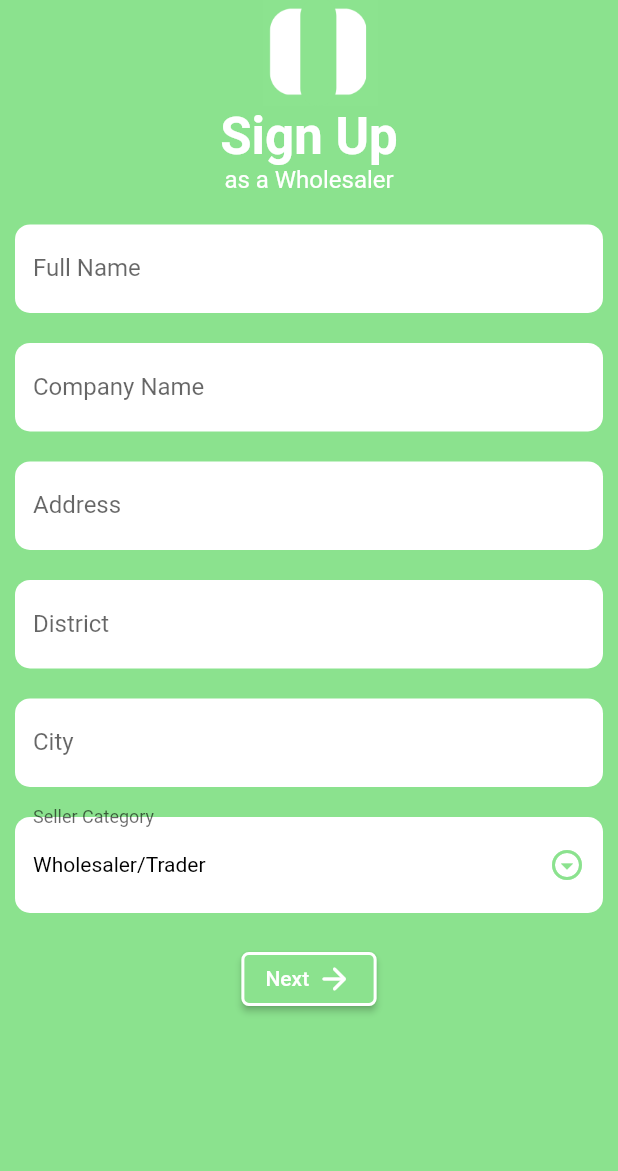
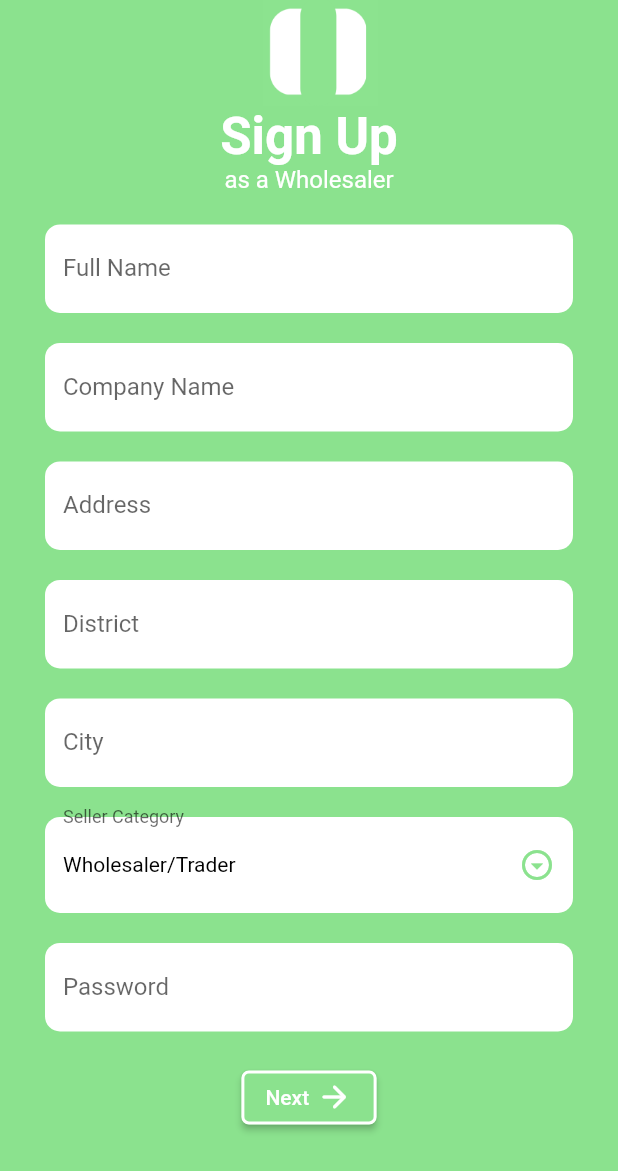
Before and after one commit to SyedFrazAli/shuadan_trader, a Flutter app: the wSignup screen opened directly, on a phone screen of 412 x 824 dp. Shown: the top 1171 px of the screen. Run offline on Flutter 3.47's test engine with Material 2 defaults, Android fonts, the phone set to English and light mode, and no system bars; our stand-ins replace intl_phone_field, pinput.

Commit message:
2nd commit

```diff
--- a/lib/screens/loginScreen.dart
+++ b/lib/screens/loginScreen.dart
@@ -46,7 +46,7 @@ class _loginScreenState extends State<loginScreen> {
                   filled: true,
                   fillColor: Colors.white,
                   border: OutlineInputBorder(
-                    borderRadius: BorderRadius.circular(20),
+                    borderRadius: BorderRadius.circular(10),
                     borderSide: BorderSide.none,
                   )),
               initialCountryCode: "PK",
--- a/lib/screens/otpScreen.dart
+++ b/lib/screens/otpScreen.dart
@@ -1,4 +1,4 @@
-// ignore_for_file: file_names, camel_case_types, prefer_const_constructors
+// ignore_for_file: file_names, camel_case_types, prefer_const_constructors, sized_box_for_whitespace
 
 import 'package:pinput/pinput.dart';
 import 'package:flutter/material.dart';
--- a/lib/screens/phoneScreen.dart
+++ b/lib/screens/phoneScreen.dart
@@ -3,7 +3,6 @@
 import 'package:flutter/material.dart';
 import 'package:intl_phone_field/intl_phone_field.dart';
 import 'package:shuadan_trader/screens/otpScreen.dart';
-import 'package:shuadan_trader/screens/screen3.dart';
 
 class phoneScreen extends StatefulWidget {
   const phoneScreen({super.key});
@@ -54,7 +53,7 @@ class _phoneScreenState extends State<phoneScreen> {
                   filled: true,
                   fillColor: Colors.white,
                   border: OutlineInputBorder(
-                    borderRadius: BorderRadius.circular(20),
+                    borderRadius: BorderRadius.circular(10),
                     borderSide: BorderSide.none,
                   )),
               initialCountryCode: "PK",
--- a/lib/screens/selectCategory.dart
+++ b/lib/screens/selectCategory.dart
@@ -1,4 +1,4 @@
-// ignore_for_file: prefer_const_constructors
+// ignore_for_file: prefer_const_constructors, camel_case_types
 
 import 'package:flutter/material.dart';
 import 'package:shuadan_trader/screens/phoneScreen.dart';
--- a/lib/screens/wSignup.dart
+++ /dev/null
@@ -1,179 +0,0 @@
-// ignore_for_file: prefer_const_constructors, camel_case_types, file_names, non_constant_identifier_names, prefer_const_literals_to_create_immutables
-import 'package:flutter/material.dart';
-import 'package:shuadan_trader/screens/selectCategory.dart';
-const List<String> list = <String>['Wholesaler/Trader', 'Distributor', 'Importer', 'Manufacturer'];
-class wSignup extends StatefulWidget {
-  const wSignup({super.key});
-
-  @override
-  State<wSignup> createState() => _wSignupState();
-}
-
-class _wSignupState extends State<wSignup> {
-  String dropdownValue = list.first;
-  @override
-  Widget build(BuildContext context) {
-    return Scaffold(
-      backgroundColor: const Color(0xFF8be28e),
-      body: SafeArea(
-        child: SingleChildScrollView(
-          child: Padding(
-            padding: const EdgeInsets.only(left: 10, right: 10),
-            child: Column(
-              children: [
-                Center(
-                    child: Container(
-                  padding: const EdgeInsets.only(
-                    left: 160,
-                    right: 150,
-                  ),
-                  margin: const EdgeInsetsDirectional.only(start: 5),
-                  child: const Image(
-                    image: AssetImage('assets/icons/5.png'),
-                  ),
-                )),
-                const Text(
-                  'Sign Up',
-                  style: TextStyle(
-                      fontSize: 34,
-                      fontWeight: FontWeight.bold,
-                      color: Color.fromARGB(255, 255, 255, 255)),
-                ),
-                const Text(
-                  'as a Wholesaler',
-                  style: TextStyle(
-                      fontSize: 16, color: Color.fromARGB(255, 255, 255, 255)),
-                ),
-                SizedBox(
-                  height: 20,
-                ),
-                TextField(
-                  decoration: InputDecoration(
-                      labelText: "Full Name",
-                      filled: true,
-                      fillColor: Colors.white,
-                      border: OutlineInputBorder(
-                        borderRadius: BorderRadius.circular(10),
-                        borderSide: BorderSide.none,
-                      )),
-                ),
-                SizedBox(
-                  height: 20,
-                ),
-                TextField(
-                  decoration: InputDecoration(
-                      labelText: "Company Name",
-                      filled: true,
-                      fillColor: Colors.white,
-                      border: OutlineInputBorder(
-                        borderRadius: BorderRadius.circular(10),
-                        borderSide: BorderSide.none,
-                      )),
-                ),
-                SizedBox(
-                  height: 20,
-                ),
-                TextField(
-                  decoration: InputDecoration(
-                      labelText: "Address",
-                      filled: true,
-                      fillColor: Colors.white,
-                      border: OutlineInputBorder(
-                        borderRadius: BorderRadius.circular(10),
-                        borderSide: BorderSide.none,
-                      )),
-                ),
-                SizedBox(
-                  height: 20,
-                ),
-                TextField(
-
-                  decoration: InputDecoration(
-                      labelText: "District",
-                      filled: true,
-                      fillColor: Colors.white,
-                      border: OutlineInputBorder(
-                        borderRadius: BorderRadius.circular(10),
-                        borderSide: BorderSide.none,
-                      )),
-                ),
-                SizedBox(
-                  height: 20,
-                ),
-                TextField(
-                  decoration: InputDecoration(
-                      labelText: "City",
-                      filled: true,
-                      fillColor: Colors.white,
-                      border: OutlineInputBorder(
-                        borderRadius: BorderRadius.circular(10),
-                        borderSide: BorderSide.none,
-                      )),
-                ),
-                SizedBox(
-                  height: 20,
-                ),
-                DropdownButtonFormField<String>(
-  value: dropdownValue,
-  icon: const Icon(Icons.arrow_drop_down_circle_outlined, color: Color(0xFF8be28e),),
-  elevation: 16,
-  style: const TextStyle(color: Colors.black),
-  decoration: InputDecoration(
-    labelText: "Seller Category",
-    filled: true,
-    fillColor: Colors.white,
-    border: OutlineInputBorder(
-      borderRadius: BorderRadius.circular(10),
-      borderSide: BorderSide.none,
-    ),
-  ),
-  onChanged: (String? value) {
-    // This is called when the user selects an item.
-    setState(() {
-      dropdownValue = value!;
-    });
-  },
-  items: list.map<DropdownMenuItem<String>>((String value) {
-    return DropdownMenuItem<String>(
-      value: value,
-      child: Text(value),
-    );
-  }).toList(),
-),
-   SizedBox(
-                  height: 20,
-                ),
-                ElevatedButton(
-                  onPressed: () {
-                     Navigator.push(
-    context,
-    MaterialPageRoute(builder: (context) => const selectCategory()),);
-                  },
-                  style: ButtonStyle(
-                    side: MaterialStateProperty.all(BorderSide(width: 2,color: Colors.white),),
-                      backgroundColor:
-                          MaterialStateProperty.all(Color(0xFF8be28e)),
-                      shape: MaterialStateProperty.all(RoundedRectangleBorder(
-                          borderRadius: BorderRadius.circular(5)))),
-                  child: Row(
-                    mainAxisSize: MainAxisSize.min,
-                    children: [
-                      Text('Next'),
-                      SizedBox(
-                        width: 5,
-                      ),
-                      Icon(
-                        Icons.arrow_forward_rounded,
-                        size: 24.0,
-                      ),
-                    ],
-                  ),
-                ),
-              ],
-            ),
-          ),
-        ),
-      ),
-    );
-  }
-}
--- /dev/null
+++ b/lib/screens/wholesalerSignup.dart
@@ -0,0 +1,213 @@
+// ignore_for_file: prefer_const_constructors, camel_case_types, file_names, non_constant_identifier_names, prefer_const_literals_to_create_immutables
+import 'package:flutter/material.dart';
+import 'package:shuadan_trader/screens/selectCategory.dart';
+
+const List<String> list = <String>[
+  'Wholesaler/Trader',
+  'Distributor',
+  'Importer',
+  'Manufacturer'
+];
+
+class wSignup extends StatefulWidget {
+  const wSignup({super.key});
+
+  @override
+  State<wSignup> createState() => _wSignupState();
+}
+
+class _wSignupState extends State<wSignup> {
+  String dropdownValue = list.first;
+  @override
+  Widget build(BuildContext context) {
+    return Scaffold(
+      backgroundColor: const Color(0xFF8be28e),
+      body: SafeArea(
+        child: SingleChildScrollView(
+          child: Padding(
+            padding: const EdgeInsets.only(left: 10, right: 10),
+            child: Column(
+              children: [
+                Center(
+                    child: Container(
+                  padding: const EdgeInsets.only(
+                    left: 160,
+                    right: 150,
+                  ),
+                  margin: const EdgeInsetsDirectional.only(start: 5),
+                  child: const Image(
+                    image: AssetImage('assets/icons/5.png'),
+                  ),
+                )),
+                const Text(
+                  'Sign Up',
+                  style: TextStyle(
+                      fontSize: 34,
+                      fontWeight: FontWeight.bold,
+                      color: Color.fromARGB(255, 255, 255, 255)),
+                ),
+                const Text(
+                  'as a Wholesaler',
+                  style: TextStyle(
+                      fontSize: 16, color: Color.fromARGB(255, 255, 255, 255)),
+                ),
+                SizedBox(
+                  height: 20,
+                ),
+                Padding(
+                  padding: const EdgeInsets.only(left:20,right: 20),
+                  child: Column(
+                    children: [
+                      TextField(
+                        decoration: InputDecoration(
+                            labelText: "Full Name",
+                            filled: true,
+                            fillColor: Colors.white,
+                            border: OutlineInputBorder(
+                              borderRadius: BorderRadius.circular(10),
+                              borderSide: BorderSide.none,
+                            )),
+                      ),
+                      SizedBox(
+                        height: 20,
+                      ),
+                      TextField(
+                        decoration: InputDecoration(
+                            labelText: "Company Name",
+                            filled: true,
+                            fillColor: Colors.white,
+                            border: OutlineInputBorder(
+                              borderRadius: BorderRadius.circular(10),
+                              borderSide: BorderSide.none,
+                            )),
+                      ),
+                      SizedBox(
+                        height: 20,
+                      ),
+                      TextField(
+                        decoration: InputDecoration(
+                            labelText: "Address",
+                            filled: true,
+                            fillColor: Colors.white,
+                            border: OutlineInputBorder(
+                              borderRadius: BorderRadius.circular(10),
+                              borderSide: BorderSide.none,
+                            )),
+                      ),
+                      SizedBox(
+                        height: 20,
+                      ),
+                      TextField(
+                        decoration: InputDecoration(
+                            labelText: "District",
+                            filled: true,
+                            fillColor: Colors.white,
+                            border: OutlineInputBorder(
+                              borderRadius: BorderRadius.circular(10),
+                              borderSide: BorderSide.none,
+                            )),
+                      ),
+                      SizedBox(
+                        height: 20,
+                      ),
+                      TextField(
+                        decoration: InputDecoration(
+                            labelText: "City",
+                            filled: true,
+                            fillColor: Colors.white,
+                            border: OutlineInputBorder(
+                              borderRadius: BorderRadius.circular(10),
+                              borderSide: BorderSide.none,
+                            )),
+                      ),
+                      SizedBox(
+                        height: 20,
+                      ),
+                      DropdownButtonFormField<String>(
+                        value: dropdownValue,
+                        icon: const Icon(
+                          Icons.arrow_drop_down_circle_outlined,
+                          color: Color(0xFF8be28e),
+                        ),
+                        elevation: 16,
+                        style: const TextStyle(color: Colors.black),
+                        decoration: InputDecoration(
+                          labelText: "Seller Category",
+                          filled: true,
+                          fillColor: Colors.white,
+                          border: OutlineInputBorder(
+                            borderRadius: BorderRadius.circular(10),
+                            borderSide: BorderSide.none,
+                          ),
+                        ),
+                        onChanged: (String? value) {
+                          // This is called when the user selects an item.
+                          setState(() {
+                            dropdownValue = value!;
+                          });
+                        },
+                        items: list.map<DropdownMenuItem<String>>((String value) {
+                          return DropdownMenuItem<String>(
+                            value: value,
+                            child: Text(value),
+                          );
+                        }).toList(),
+                      ),
+                      SizedBox(
+                        height: 20,
+                      ),
+                      TextField(
+                        obscureText: true,
+                        decoration: InputDecoration(
+                            labelText: "Password",
+                            filled: true,
+                            fillColor: Colors.white,
+                            border: OutlineInputBorder(
+                              borderRadius: BorderRadius.circular(10),
+                              borderSide: BorderSide.none,
+                            )),
+                      ),
+                    ],
+                  ),
+                ),
+                SizedBox(
+                  height: 20,
+                ),
+                ElevatedButton(
+                  onPressed: () {
+                    Navigator.push(
+                      context,
+                      MaterialPageRoute(
+                          builder: (context) => const selectCategory()),
+                    );
+                  },
+                  style: ButtonStyle(
+                      side: MaterialStateProperty.all(
+                        BorderSide(width: 2, color: Colors.white),
+                      ),
+                      backgroundColor:
+                          MaterialStateProperty.all(Color(0xFF8be28e)),
+                      shape: MaterialStateProperty.all(RoundedRectangleBorder(
+                          borderRadius: BorderRadius.circular(5)))),
+                  child: Row(
+                    mainAxisSize: MainAxisSize.min,
+                    children: [
+                      Text('Next'),
+                      SizedBox(
+                        width: 5,
+                      ),
+                      Icon(
+                        Icons.arrow_forward_rounded,
+                        size: 24.0,
+                      ),
+                    ],
+                  ),
+                ),
+              ],
+            ),
+          ),
+        ),
+      ),
+    );
+  }
+}
```
Also changed, not shown: lib/screens/screen1.dart (+17 -9 lines), 3 other files.
